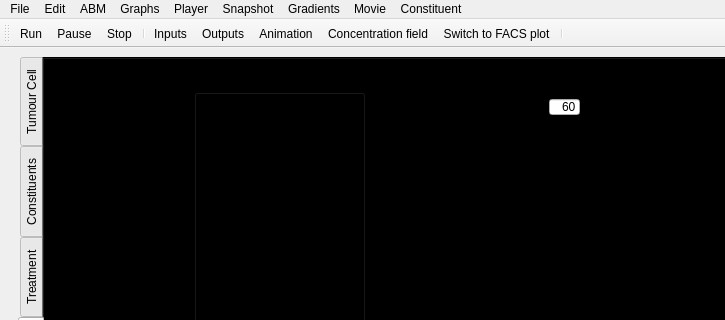
Before: the Qt Designer form GUI/spheroid_GUI.ui in gibbogle/spheroid-abm, drawn with Qt 5; both pictures show x 0 to 725 and y 0 to 320 of the 1294 by 893 pixel window.
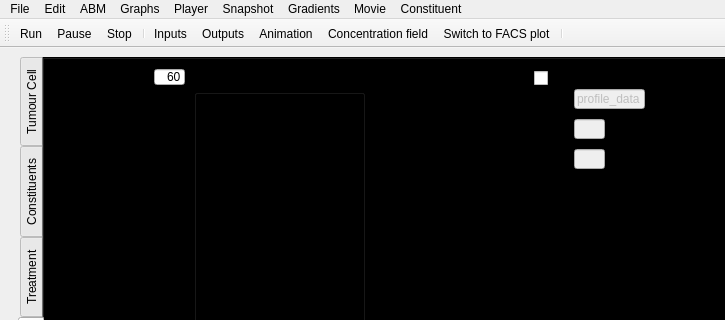
After: the same form once the commit is applied. The open tabs and pages were chosen to show the change. Icons and pictures are not drawn. Custom widgets are drawn as their Qt base class.

Commit message: G: user: Gib Bogle <g.bogle@auckland.ac.nz> G: branch 'default' G: changed GUI/field.cpp G: changed GUI/field.h G: changed GUI/mainwindow.cpp G: changed GUI/mainwindow.h G: changed GUI/misc.h G: changed GUI/myvtk.cpp G: changed GUI/params.cpp G: changed GUI/spheroid_GUI.ui G: changed src/cellstate.f90 G: changed src/global.f90 G: changed src/spheroid.f90

Patch:
```diff
--- a/GUI/spheroid_GUI.ui
+++ b/GUI/spheroid_GUI.ui
@@ -2188,21 +2188,21 @@
            <widget class="QLabel" name="label_summary_interval">
             <property name="geometry">
              <rect>
-              <x>410</x>
-              <y>40</y>
-              <width>91</width>
+              <x>65</x>
+              <y>10</y>
+              <width>51</width>
               <height>16</height>
              </rect>
             </property>
             <property name="text">
-             <string>Summary interval:</string>
+             <string>Iinterval:</string>
             </property>
            </widget>
            <widget class="QLineEdit" name="lineEdit_summary_interval">
             <property name="geometry">
              <rect>
-              <x>505</x>
-              <y>40</y>
+              <x>110</x>
+              <y>10</y>
               <width>31</width>
               <height>16</height>
              </rect>
@@ -2217,9 +2217,9 @@
            <widget class="QLabel" name="label_mins">
             <property name="geometry">
              <rect>
-              <x>545</x>
-              <y>40</y>
-              <width>41</width>
+              <x>150</x>
+              <y>10</y>
+              <width>21</width>
               <height>16</height>
              </rect>
             </property>
@@ -2227,6 +2227,113 @@
              <string>mins</string>
             </property>
            </widget>
+           <widget class="QMyCheckBox" name="cbox_SAVE_PROFILE_DATA">
+            <property name="geometry">
+             <rect>
+              <x>490</x>
+              <y>10</y>
+              <width>111</width>
+              <height>18</height>
+             </rect>
+            </property>
+            <property name="text">
+             <string>Save profile data?</string>
+            </property>
+           </widget>
+           <widget class="QLineEdit" name="text_SAVE_PROFILE_DATA_FILE">
+            <property name="enabled">
+             <bool>false</bool>
+            </property>
+            <property name="geometry">
+             <rect>
+              <x>530</x>
+              <y>30</y>
+              <width>71</width>
+              <height>20</height>
+             </rect>
+            </property>
+            <property name="text">
+             <string>profile_data</string>
+            </property>
+           </widget>
+           <widget class="QMyLabel" name="label_SAVE_PROFILE_DATA_FILE">
+            <property name="geometry">
+             <rect>
+              <x>455</x>
+              <y>30</y>
+              <width>71</width>
+              <height>20</height>
+             </rect>
+            </property>
+            <property name="text">
+             <string>Base file name</string>
+            </property>
+           </widget>
+           <widget class="QLineEdit" name="line_SAVE_PROFILE_DATA_INTERVAL">
+            <property name="enabled">
+             <bool>false</bool>
+            </property>
+            <property name="geometry">
+             <rect>
+              <x>530</x>
+              <y>60</y>
+              <width>31</width>
+              <height>20</height>
+             </rect>
+            </property>
+           </widget>
+           <widget class="QLabel" name="alabel_mins_2">
+            <property name="geometry">
+             <rect>
+              <x>570</x>
+              <y>60</y>
+              <width>21</width>
+              <height>16</height>
+             </rect>
+            </property>
+            <property name="text">
+             <string>mins</string>
+            </property>
+           </widget>
+           <widget class="QLineEdit" name="line_SAVE_PROFILE_DATA_NUMBER">
+            <property name="enabled">
+             <bool>false</bool>
+            </property>
+            <property name="geometry">
+             <rect>
+              <x>530</x>
+              <y>90</y>
+              <width>31</width>
+              <height>20</height>
+             </rect>
+            </property>
+           </widget>
+           <widget class="QMyLabel" name="label_SAVE_PROFILE_DATA_INTERVAL">
+            <property name="geometry">
+             <rect>
+              <x>480</x>
+              <y>60</y>
+              <width>51</width>
+              <height>21</height>
+             </rect>
+            </property>
+            <property name="text">
+             <string>Interval</string>
+            </property>
+           </widget>
+           <widget class="QMyLabel" name="label_SAVE_PROFILE_DATA_NUMBER">
+            <property name="geometry">
+             <rect>
+              <x>480</x>
+              <y>90</y>
+              <width>51</width>
+              <height>21</height>
+             </rect>
+            </property>
+            <property name="text">
+             <string>Number</string>
+            </property>
+           </widget>
           </widget>
           <widget class="QWidget" name="tab_run">
            <attribute name="title">
```
Left out of the diff: 275 changed lines with no effect on the pictures. The commit also changes 10 other files.
